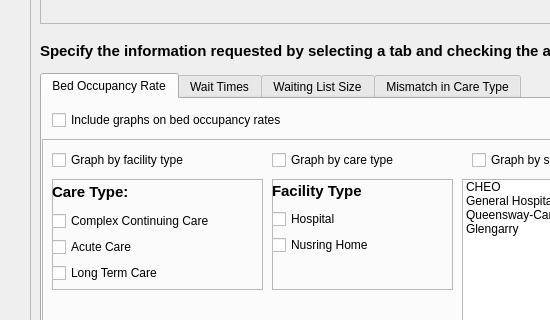
First picture: the form in generatereport.ui, repository hummushaman/EOBCproject, before the edit; both pictures show x 0 to 550 and y 117 to 437 of the 856 by 589 pixel window.
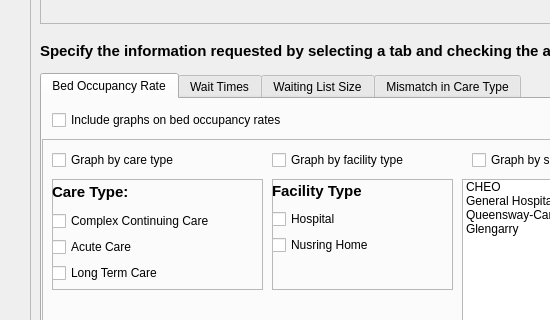
Second picture: the form after the edit. The open tabs and pages were chosen to show the change.

```diff
--- a/generatereport.ui
+++ b/generatereport.ui
@@ -330,7 +330,7 @@
        <widget class="QCheckBox" name="checkBox_7">
         <property name="geometry">
          <rect>
-          <x>10</x>
+          <x>230</x>
           <y>10</y>
           <width>170</width>
           <height>22</height>
@@ -343,7 +343,7 @@
        <widget class="QCheckBox" name="checkBox_10">
         <property name="geometry">
          <rect>
-          <x>230</x>
+          <x>10</x>
           <y>10</y>
           <width>153</width>
           <height>22</height>
```
Left out of the diff: 29 changed lines with no effect on the pictures.
